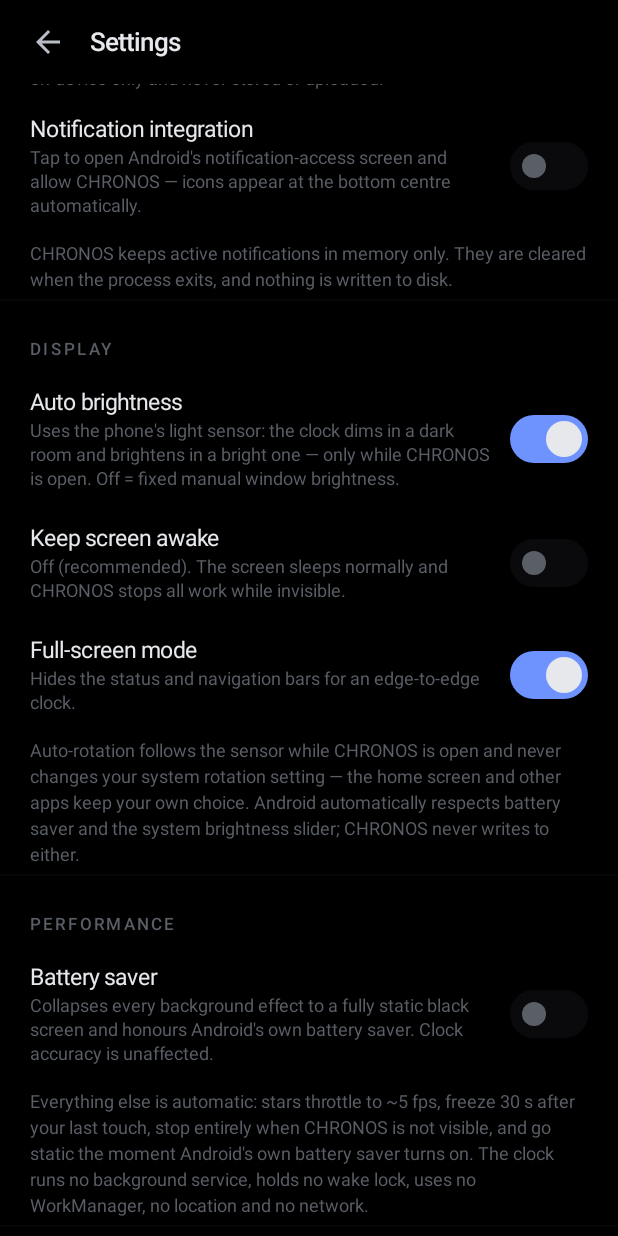
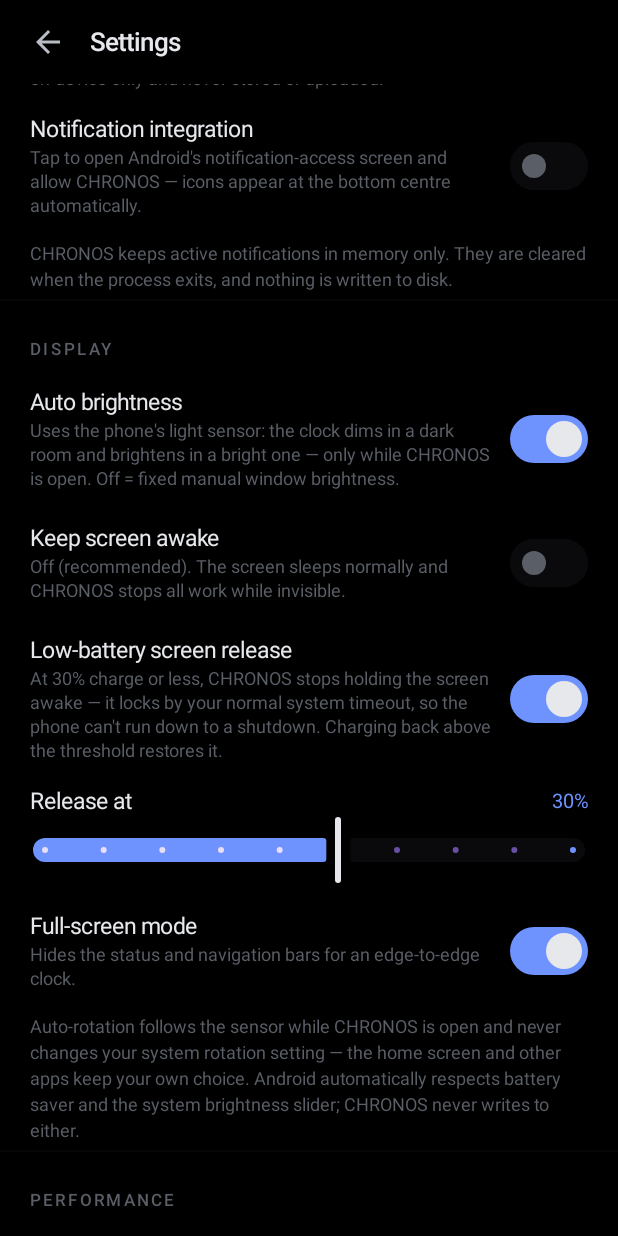
Before and after one commit to Yash7672/time, an Android app built with Jetpack Compose: the composable SettingsScreen shown on its own in the app's theme, scrolled down 1612 dp, on a phone screen of 412 x 824 dp. Run offline under Robolectric (Android 15) with nearby library versions, the phone set to English and light mode, and no system bars.

Commit message:
Settings: low-battery screen release switch + adjustable threshold (5-50%, default 30)

```diff
--- a/app/src/main/java/com/chronos/clock/domain/model/DisplaySettings.kt
+++ b/app/src/main/java/com/chronos/clock/domain/model/DisplaySettings.kt
@@ -15,4 +15,14 @@ data class DisplaySettings(
      * exists (no sensor, or app in background).
      */
     val autoBrightness: Boolean = true,
+    /**
+     * Low-battery screen release: when charge falls to [lowBatteryThreshold]
+     * or below, hand the keep-awake flag back to Android so the display
+     * sleeps (locks) by the normal system screen-timeout instead of lighting
+     * the phone down to a shutdown. Only ever releases the flag CHRONOS
+     * itself set — it never forces the screen off. On by default.
+     */
+    val lowBatteryRelease: Boolean = true,
+    /** Charge percent (5–50, step 5) at or below which the screen releases. */
+    val lowBatteryThreshold: Int = 30,
 )
--- a/app/src/main/java/com/chronos/clock/presentation/settings/ClockSettings.kt
+++ b/app/src/main/java/com/chronos/clock/presentation/settings/ClockSettings.kt
@@ -92,6 +92,8 @@ internal fun SliderRow(
     modifier: Modifier = Modifier,
     valueLabel: String? = null,
     description: String? = null,
+    /** Discrete steps between the endpoints (0 = continuous). */
+    steps: Int = 0,
 ) {
     val palette = Chronos.palette
     Column(
@@ -127,6 +129,7 @@ internal fun SliderRow(
             value = value,
             onValueChange = onChange,
             valueRange = valueRange,
+            steps = steps,
             colors = SliderDefaults.colors(
                 thumbColor = palette.textPrimary,
                 activeTrackColor = palette.accent,
--- a/app/src/main/java/com/chronos/clock/presentation/settings/DisplaySettings.kt
+++ b/app/src/main/java/com/chronos/clock/presentation/settings/DisplaySettings.kt
@@ -42,14 +42,46 @@ fun DisplaySettingsSection(
         description = if (settings.display.keepScreenAwake) {
             "On — the display stays lit while CHRONOS is open. This always " +
                 "costs significant battery on any device, regardless of how " +
-                "well the app is optimised. At 30% battery or less CHRONOS " +
-                "releases it automatically: the screen then sleeps by your " +
-                "system timeout, so the phone can't run down to shutdown."
+                "well the app is optimised. With low-battery release below " +
+                "enabled, it automatically gives the screen back at your " +
+                "chosen charge level."
         } else {
             "Off (recommended). The screen sleeps normally and CHRONOS stops " +
                 "all work while invisible."
         },
     )
+
+    SwitchRow(
+        title = "Low-battery screen release",
+        checked = settings.display.lowBatteryRelease,
+        onCheckedChange = {
+            onChange(settings.copy(display = settings.display.copy(lowBatteryRelease = it)))
+        },
+        description = if (settings.display.lowBatteryRelease) {
+            "At ${settings.display.lowBatteryThreshold}% charge or less, CHRONOS " +
+                "stops holding the screen awake — it locks by your normal " +
+                "system timeout, so the phone can't run down to a shutdown. " +
+                "Charging back above the threshold restores it."
+        } else {
+            "Off — the keep-awake setting above then applies at every " +
+                "battery level."
+        },
+    )
+
+    if (settings.display.lowBatteryRelease) {
+        // 5..50 in steps of 5 → 9 intervals → 8 discrete steps between ends.
+        SliderRow(
+            title = "Release at",
+            value = settings.display.lowBatteryThreshold.toFloat(),
+            valueRange = 5f..50f,
+            steps = 8,
+            onChange = {
+                val threshold = it.toInt().coerceIn(5, 50)
+                onChange(settings.copy(display = settings.display.copy(lowBatteryThreshold = threshold)))
+            },
+            valueLabel = "${settings.display.lowBatteryThreshold}%",
+        )
+    }
 
     SwitchRow(
         title = "Full-screen mode",
```
Also changed, not shown: app/src/main/java/com/chronos/clock/MainActivity.kt (+44 -13 lines), app/src/main/java/com/chronos/clock/data/preferences/SettingsDataStore.kt (+17 -0 lines), 1 other file.
